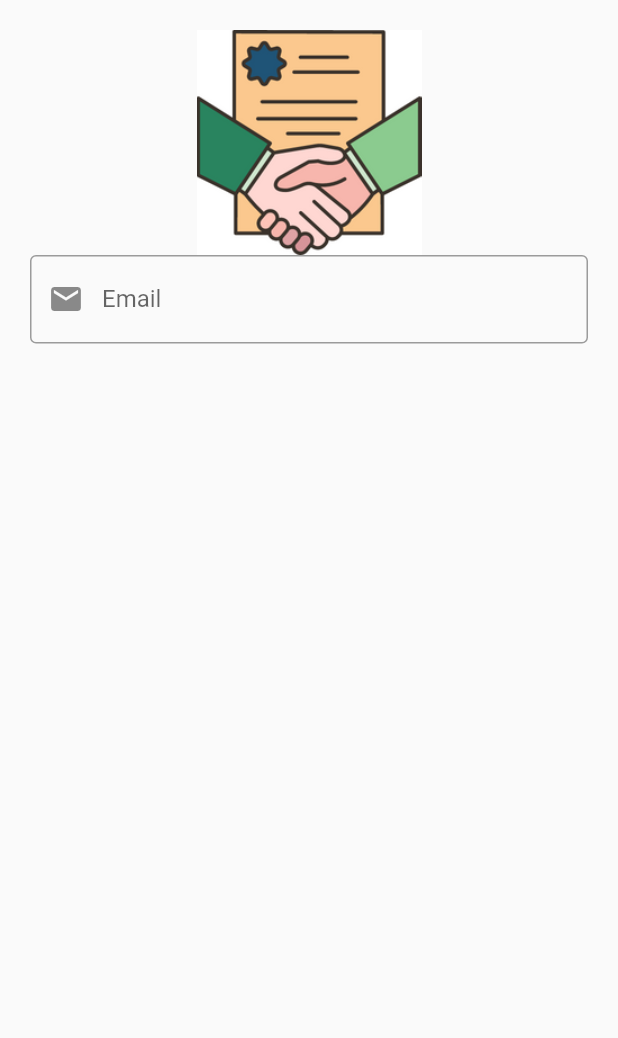
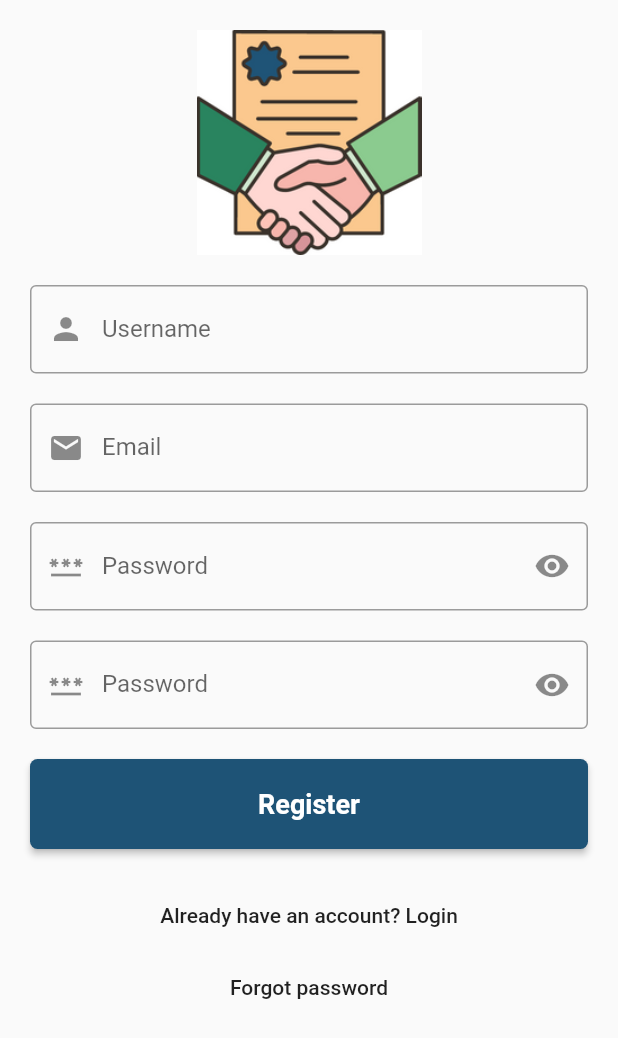
Before and after one commit to Devoro32/doc_saver_app_udemy, a Flutter app: the screen it shows after launch, on a phone screen of 412 x 824 dp. Shown: the top 1038 px of the screen. Run offline on Flutter 3.47's test engine with Material 2 defaults, Android fonts, the light colour scheme and no system bars.

Commit message:
authentication screen updated with custom buttons

```diff
--- /dev/null
+++ b/lib/helper/size_box_helper.dart
@@ -0,0 +1,7 @@
+import 'package:flutter/material.dart';
+
+class SizeBoxHelper {
+  static SizedBox sizeBox20 = const SizedBox(
+    height: 20,
+  );
+}
--- a/lib/screens/authentication_screen.dart
+++ b/lib/screens/authentication_screen.dart
@@ -1,10 +1,22 @@
+import 'package:doc_saver_app/helper/size_box_helper.dart';
+import 'package:doc_saver_app/widgets/custom_button.dart';
 import 'package:doc_saver_app/widgets/custom_text_field.dart';
 import 'package:flutter/material.dart';
 
-class AuthenticationScreen extends StatelessWidget {
+class AuthenticationScreen extends StatefulWidget {
   static String routeName = '/authenticationScreen';
   const AuthenticationScreen({super.key});
 
+  @override
+  State<AuthenticationScreen> createState() => _AuthenticationScreenState();
+}
+
+TextEditingController usernameController = TextEditingController();
+TextEditingController emailController = TextEditingController();
+TextEditingController passwordController = TextEditingController();
+TextEditingController confirmpasswordController = TextEditingController();
+
+class _AuthenticationScreenState extends State<AuthenticationScreen> {
   @override
   Widget build(BuildContext context) {
     return Scaffold(
@@ -16,11 +28,46 @@ class AuthenticationScreen extends StatelessWidget {
               'assets/images/icon_image.png',
               height: 150,
             ),
+            SizeBoxHelper.sizeBox20,
             CustomTextField(
-              controller: TextEditingController(),
+              controller: usernameController,
+              hintText: 'Enter your username',
+              labelText: 'Username',
+              prefixIconData: Icons.person,
+            ),
+            SizeBoxHelper.sizeBox20,
+            CustomTextField(
+              controller: emailController,
               hintText: 'Enter your email',
               labelText: 'Email',
               prefixIconData: Icons.email,
+            ),
+            SizeBoxHelper.sizeBox20,
+            CustomTextField(
+              controller: passwordController,
+              hintText: 'Enter your password',
+              labelText: 'Password',
+              prefixIconData: Icons.password,
+              suffixIcon: const Icon(Icons.remove_red_eye),
+            ),
+            SizeBoxHelper.sizeBox20,
+            CustomTextField(
+              controller: confirmpasswordController,
+              hintText: 'Reenter your password',
+              labelText: 'Password',
+              prefixIconData: Icons.password,
+              suffixIcon: const Icon(Icons.remove_red_eye),
+            ),
+            SizeBoxHelper.sizeBox20,
+            CustomButton(onPressed: () {}, title: 'Register'),
+            SizeBoxHelper.sizeBox20,
+            MaterialButton(
+              onPressed: () {},
+              child: const Text('Already have an account? Login'),
+            ),
+            MaterialButton(
+              onPressed: () {},
+              child: const Text('Forgot password'),
             ),
           ],
         ),
--- /dev/null
+++ b/lib/widgets/custom_button.dart
@@ -0,0 +1,31 @@
+import 'package:flutter/material.dart';
+
+class CustomButton extends StatelessWidget {
+  final VoidCallback onPressed;
+  final String title;
+  const CustomButton({
+    super.key,
+    required this.onPressed,
+    required this.title,
+  });
+
+  @override
+  Widget build(BuildContext context) {
+    return MaterialButton(
+      onPressed: onPressed,
+      height: 60,
+      color: const Color(0xFF1e5376),
+      shape: RoundedRectangleBorder(
+        borderRadius: BorderRadius.circular(5),
+      ),
+      child: Text(
+        title,
+        style: const TextStyle(
+          color: Colors.white,
+          fontSize: 18,
+          fontWeight: FontWeight.bold,
+        ),
+      ),
+    );
+  }
+}
--- a/lib/widgets/custom_text_field.dart
+++ b/lib/widgets/custom_text_field.dart
@@ -21,9 +21,11 @@ class CustomTextField extends StatelessWidget {
     return TextField(
       controller: controller,
       decoration: InputDecoration(
-          hintText: hintText,
-          labelText: labelText,
-          prefixIcon: Icon(prefixIconData)),
+        hintText: hintText,
+        labelText: labelText,
+        prefixIcon: Icon(prefixIconData),
+        suffixIcon: suffixIcon,
+      ),
     );
   }
 }
```
